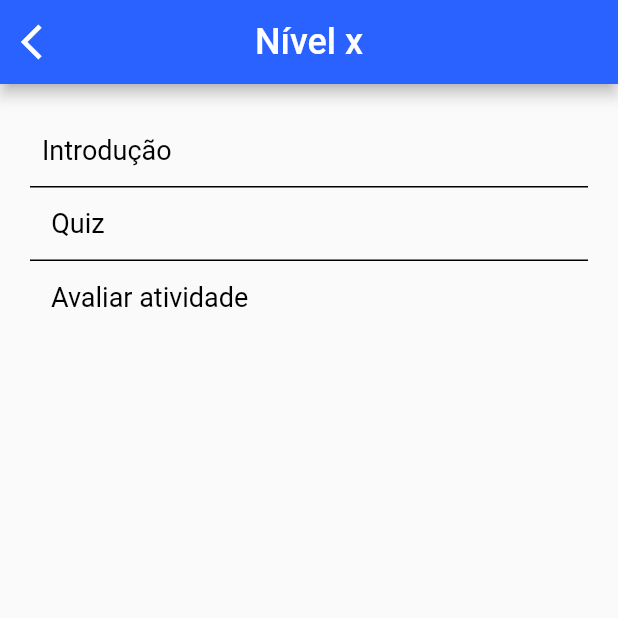
After one commit to danielmbrasil/oops, a Flutter app: the Activity screen opened directly, on a phone screen of 412 x 824 dp, the top half of it. The commit adds this screen. Run offline on Flutter 3.47's test engine with Material 2 defaults, Android fonts, the phone set to English and light mode, and no system bars; our stand-ins replace email_validator, flutter_secure_storage, flutter_spinkit, pie_chart; accounts and stored records are empty.

Commit message:
add activity screen

```diff
--- /dev/null
+++ b/lib/screens/activities/activity.dart
@@ -0,0 +1,85 @@
+import 'package:flutter/material.dart';
+
+class Activity extends StatefulWidget {
+  @override
+  _ActivityState createState() => _ActivityState();
+}
+
+class _ActivityState extends State<Activity> {
+  final _textStyle = TextStyle(
+    color: Colors.black,
+    fontSize: 18,
+    fontWeight: FontWeight.w400,
+  );
+
+  @override
+  Widget build(BuildContext context) {
+    var _screenWidth = MediaQuery.of(context).size.width;
+
+    return Scaffold(
+      appBar: AppBar(
+        backgroundColor: Colors.blueAccent[700],
+        leading: IconButton(
+          onPressed: () => Navigator.pop(context),
+          icon: Icon(
+            Icons.arrow_back_ios,
+            color: Colors.white,
+            size: 28,
+          ),
+        ),
+        centerTitle: true,
+        title: Text(
+          'Nível x',
+          style: TextStyle(
+              color: Colors.white, fontSize: 24, fontWeight: FontWeight.w500),
+        ),
+      ),
+      body: ListView(
+        padding: EdgeInsets.all(20),
+        children: [
+          Align(
+            alignment: Alignment.topLeft,
+            child: TextButton(
+              onPressed: () {},
+              child: Text(
+                'Introdução',
+                style: _textStyle,
+              ),
+            ),
+          ),
+          Container(
+            width: _screenWidth,
+            height: 1,
+            color: Colors.black,
+          ),
+          Align(
+            alignment: Alignment.centerLeft,
+            child: TextButton(
+              onPressed: () {},
+              child: Text(
+                'Quiz',
+                style: _textStyle,
+              ),
+            ),
+          ),
+          Container(
+            width: _screenWidth,
+            height: 1,
+            color: Colors.black,
+          ),
+          Container(
+            alignment: Alignment.centerLeft,
+            padding: EdgeInsets.only(left: 6),
+            child: TextButton(
+              onPressed: () {},
+              child: Text(
+                'Avaliar atividade',
+                style: _textStyle,
+              ),
+            ),
+          ),
+        ],
+      ),
+    );
+  }
+}
--- a/lib/screens/home/home.dart
+++ b/lib/screens/home/home.dart
@@ -1,4 +1,5 @@
 import 'package:flutter/material.dart';
+import 'package:oops/screens/activities/activity.dart';
 import 'package:pie_chart/pie_chart.dart';
 
 class Home extends StatefulWidget {
@@ -15,7 +16,10 @@ class _HomeState extends State<Home> {
     };
 
     return MaterialButton(
-      onPressed: () {},
+      onPressed: () async {
+        await Navigator.push(
+            context, MaterialPageRoute(builder: (context) => Activity()));
+      },
       shape: CircleBorder(),
       child: PieChart(
         dataMap: dataMap,
```
